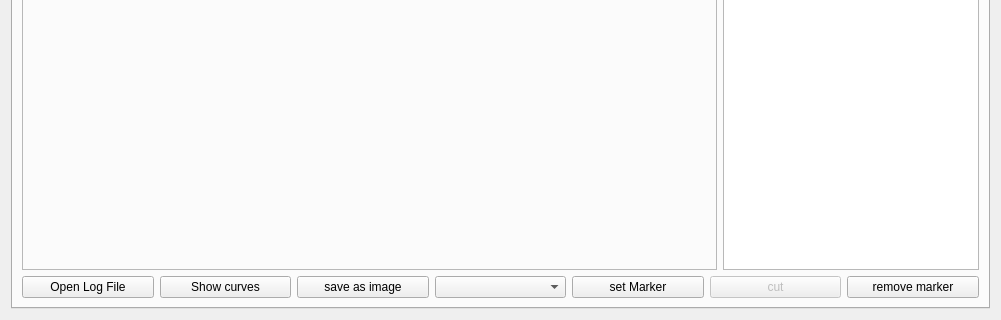
Above: src/ui/qgcautoquad.ui from mpaperno/qgroundcontrol_aq before the change; both pictures show x 0 to 1001 and y 625 to 945 of the 1001 by 945 pixel window. Below: the same form after it.
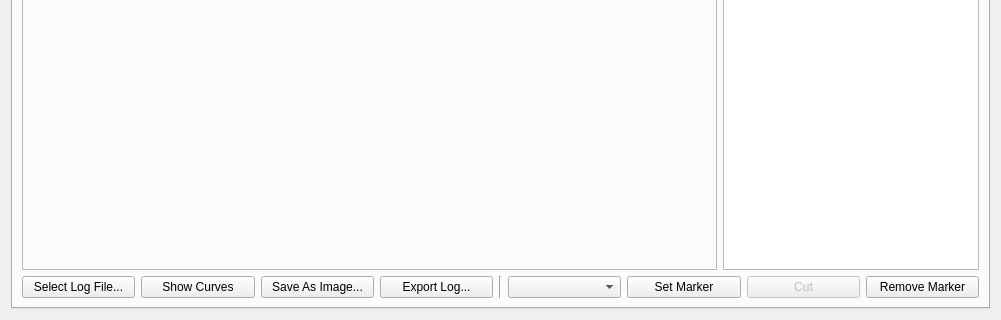
That is the form after the change. The open tabs and pages were chosen to show the change.

Commit message: Latest updates for new AQLogExporter class (renamed from AQKMLGPXOptions). Settings form can now be launched from log grapher window and assumes currently loaded log (if any) as input. Kept the button in GE view but might want to disable that for now until plotting on GE works.

The edit to the form file:
```diff
--- a/src/ui/qgcautoquad.ui
+++ b/src/ui/qgcautoquad.ui
@@ -4278,26 +4278,44 @@
          <item>
           <widget class="QPushButton" name="pushButton_Open_Log_file">
            <property name="text">
-            <string>Open Log File</string>
+            <string>Select Log File...</string>
            </property>
           </widget>
          </item>
          <item>
           <widget class="QPushButton" name="pushButtonshow_cahnnels">
            <property name="text">
-            <string>Show curves</string>
+            <string>Show Curves</string>
            </property>
           </widget>
          </item>
          <item>
           <widget class="QPushButton" name="pushButton_save_image_plot">
            <property name="text">
-            <string>save as image</string>
+            <string>Save As Image...</string>
            </property>
           </widget>
          </item>
          <item>
-          <widget class="QComboBox" name="comboBox_marker"/>
+          <widget class="QPushButton" name="pushButton_Export_Log">
+           <property name="text">
+            <string>Export Log...</string>
+           </property>
+          </widget>
+         </item>
+         <item>
+          <widget class="Line" name="line">
+           <property name="orientation">
+            <enum>Qt::Vertical</enum>
+           </property>
+          </widget>
+         </item>
+         <item>
+          <widget class="QComboBox" name="comboBox_marker">
+           <property name="toolTip">
+            <string>Set size of cut area. Select a pre-defined area or create a custom one.</string>
+           </property>
+          </widget>
          </item>
          <item>
           <widget class="QPushButton" name="pushButton_set_marker">
@@ -4305,7 +4323,7 @@
             <bool>true</bool>
            </property>
            <property name="text">
-            <string>set Marker</string>
+            <string>Set Marker</string>
            </property>
           </widget>
          </item>
@@ -4315,14 +4333,14 @@
             <bool>false</bool>
            </property>
            <property name="text">
-            <string>cut</string>
+            <string>Cut</string>
            </property>
           </widget>
          </item>
          <item>
           <widget class="QPushButton" name="pushButton_remove_marker">
            <property name="text">
-            <string>remove marker</string>
+            <string>Remove Marker</string>
            </property>
           </widget>
          </item>
```
Left out of the diff: 2 changed lines with no effect on the pictures. The commit also changes 10 other files.
